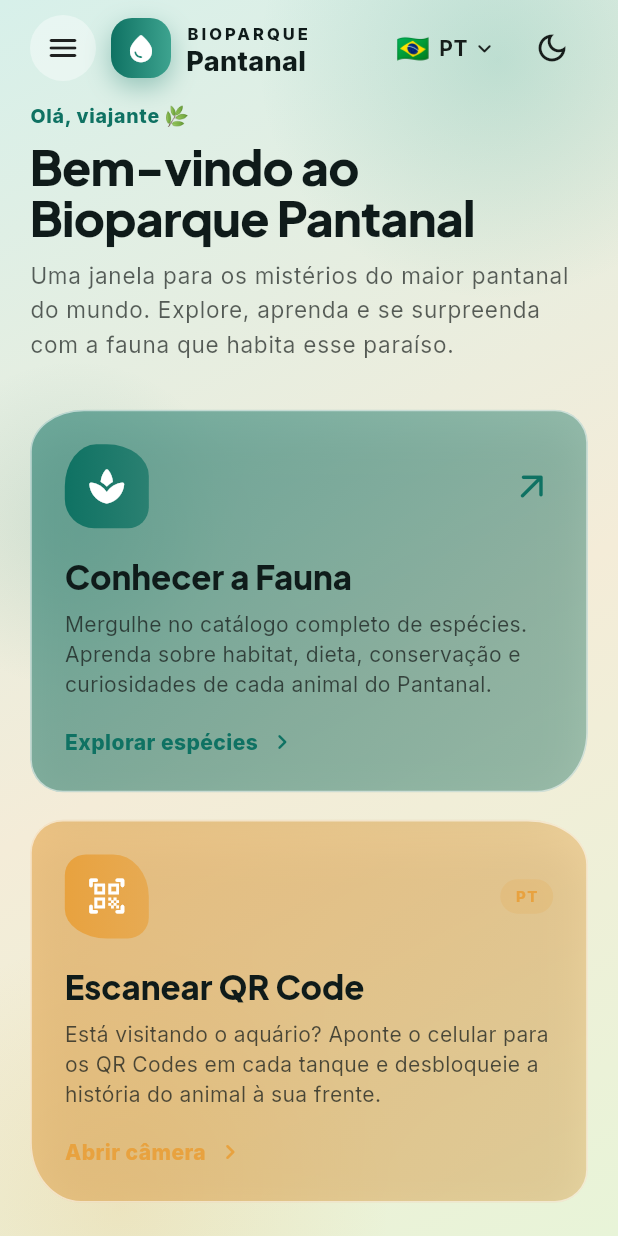
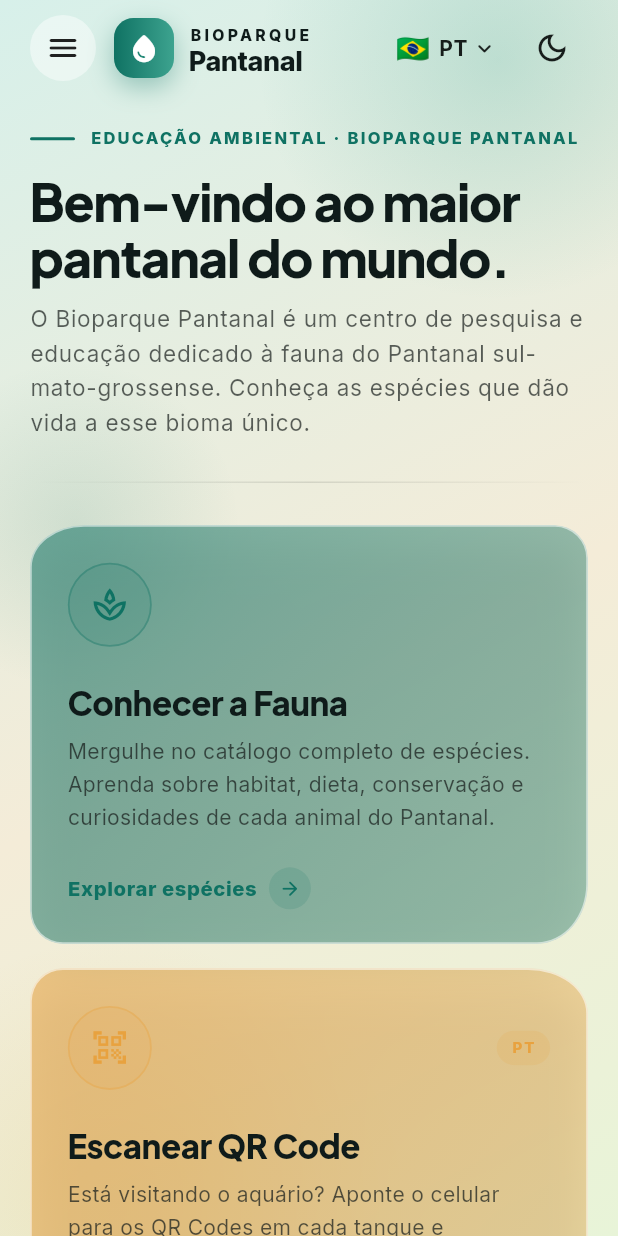
Before and after one commit to projetocientificofaunadobiopar-dev/aquariopantanal, a Flutter app: the screen it shows after launch, on a phone screen of 412 x 824 dp. Run offline on Flutter 3.47's test engine with Material 3 defaults, Android fonts, the phone set to English and light mode, and no system bars; our stand-ins replace cached_network_image, flutter_staggered_animations, go_router, google_fonts, image_picker, qr_flutter and 3 more; missing offline and left inert: crop_your_image, dart:js_interop, mobile_scanner; accounts and stored records are empty.

Commit message:
refine: tirar emojis + visual mais institucional + correcao cientifica
- Remove emoji da saudacao (leaf) e abas do form (bandeiras)
- Eyebrow institucional: 'EDUCACAO AMBIENTAL · BIOPARQUE PANTANAL'
- Titulo mais impactante: 'Bem-vindo ao maior pantanal do mundo'
- Subtitulo institucional mencionando MS e biodiversidade
- Cards refinados:
  * Icone outline em circulo (estilo luxury) ao inves de gradient solido
  * Tipografia headlineMedium 22px e bodyMedium 14px
  * CTA com seta dentro de circulo soft
  * Layout IntrinsicHeight pra alinhar altura quando lado a lado
- Hairline divider com gradiente fade nas pontas
- Espacamento mais respiravel (28-36px entre blocos)
- CORRECAO CIENTIFICA: Sucuri-verde (Eunectes murinus) substituida pela
  Sucuri-amarela (Eunectes notaeus) — especie efetivamente endemica do
  Pantanal. Texto enriquecido com info sobre nicho ecologico

```diff
--- a/lib/i18n/strings.dart
+++ b/lib/i18n/strings.dart
@@ -154,22 +154,22 @@ class Strings {
       );
   // ===== Home (boas-vindas) =====
   String get welcomeOver => _t(
-        pt: 'Olá, viajante 🌿',
-        en: 'Hello, traveler 🌿',
-        es: 'Hola, viajero 🌿',
+        pt: 'EDUCAÇÃO AMBIENTAL · BIOPARQUE PANTANAL',
+        en: 'ENVIRONMENTAL EDUCATION · PANTANAL BIOPARK',
+        es: 'EDUCACIÓN AMBIENTAL · BIOPARK PANTANAL',
       );
   String get welcomeTitle => _t(
-        pt: 'Bem-vindo ao\nBioparque Pantanal',
-        en: 'Welcome to\nPantanal Biopark',
-        es: 'Bienvenido al\nBiopark Pantanal',
+        pt: 'Bem-vindo ao maior pantanal do mundo.',
+        en: 'Welcome to the world\'s largest wetland.',
+        es: 'Bienvenido al humedal más grande del mundo.',
       );
   String get welcomeSubtitle => _t(
         pt:
-            'Uma janela para os mistérios do maior pantanal do mundo. Explore, aprenda e se surpreenda com a fauna que habita esse paraíso.',
+            'O Bioparque Pantanal é um centro de pesquisa e educação dedicado à fauna do Pantanal sul-mato-grossense. Conheça as espécies que dão vida a esse bioma único.',
         en:
-            'A window into the mysteries of the world\'s largest wetland. Explore, learn, and be amazed by the fauna that inhabits this paradise.',
+            'Pantanal Biopark is a research and education center dedicated to the fauna of the Pantanal in Mato Grosso do Sul. Discover the species that give life to this unique biome.',
         es:
-            'Una ventana a los misterios del humedal más grande del mundo. Explora, aprende y sorpréndete con la fauna que habita este paraíso.',
+            'Biopark Pantanal es un centro de investigación y educación dedicado a la fauna del Pantanal de Mato Grosso do Sul. Descubre las especies que dan vida a este bioma único.',
       );
   String get acConhecerTitle => _t(
         pt: 'Conhecer a Fauna',
--- a/lib/screens/admin/especie_form.dart
+++ b/lib/screens/admin/especie_form.dart
@@ -243,9 +243,9 @@ class _EspecieFormState extends State<EspecieForm>
           indicatorColor: scheme.primary,
           indicatorWeight: 3,
           tabs: [
-            _tabLabel('🇧🇷 Português', _ptOk()),
-            _tabLabel('🇺🇸 English', _enOk()),
-            _tabLabel('🇪🇸 Español', _esOk()),
+            _tabLabel('Português', _ptOk()),
+            _tabLabel('English', _enOk()),
+            _tabLabel('Español', _esOk()),
           ],
         ),
       ),
--- a/lib/screens/fauna_screen.dart
+++ b/lib/screens/fauna_screen.dart
@@ -17,20 +17,20 @@ import '../widgets/lang_switch.dart';
 const List<Map<String, dynamic>> _demoEspecies = [
   {
     'id': 'demo-1',
-    'slug': 'sucuri-verde',
-    'nome_popular_pt': 'Sucuri-verde',
-    'nome_popular_en': 'Green Anaconda',
-    'nome_popular_es': 'Anaconda verde',
-    'nome_cientifico': 'Eunectes murinus',
-    'bioma_origem_pt': 'Pantanal e Amazônia',
-    'bioma_origem_en': 'Pantanal and Amazon',
-    'bioma_origem_es': 'Pantanal y Amazonía',
+    'slug': 'sucuri-amarela',
+    'nome_popular_pt': 'Sucuri-amarela',
+    'nome_popular_en': 'Yellow Anaconda',
+    'nome_popular_es': 'Anaconda amarilla',
+    'nome_cientifico': 'Eunectes notaeus',
+    'bioma_origem_pt': 'Pantanal e bacia do Paraguai',
+    'bioma_origem_en': 'Pantanal and Paraguay basin',
+    'bioma_origem_es': 'Pantanal y cuenca del Paraguay',
     'nicho_ecologico_pt':
-        'Predadora de topo em ambientes alagados, controla populações de capivaras e jacarés jovens.',
+        'Serpente constritora semi-aquática endêmica do Pantanal. Predadora de peixes, aves aquáticas, jacarés jovens e pequenos mamíferos. Mantém o equilíbrio populacional das presas e é indicadora da saúde do ecossistema alagado.',
     'nicho_ecologico_en':
-        'Apex predator in flooded environments, controls capybara and young caiman populations.',
+        'Semi-aquatic constrictor snake endemic to the Pantanal. Preys on fish, aquatic birds, young caimans and small mammals. Controls prey populations and indicates the health of the flooded ecosystem.',
     'nicho_ecologico_es':
-        'Depredador tope en ambientes inundados, controla poblaciones de capibaras y caimanes jóvenes.',
+        'Serpiente constrictora semiacuática endémica del Pantanal. Depreda peces, aves acuáticas, caimanes jóvenes y pequeños mamíferos. Controla las poblaciones de presas e indica la salud del ecosistema inundado.',
     'imagem_url':
         'https://images.unsplash.com/photo-1583499871880-de841d1ace2a?w=800',
     'classe': 'reptil',
--- a/lib/screens/home_screen.dart
+++ b/lib/screens/home_screen.dart
@@ -25,36 +25,40 @@ class HomeScreen extends StatelessWidget {
         child: SafeArea(
           child: LayoutBuilder(
             builder: (ctx, c) {
-              final wide = c.maxWidth >= 800;
+              final wide = c.maxWidth >= 820;
+              final h = c.maxWidth >= 600 ? 28.0 : 20.0;
               return SingleChildScrollView(
-                padding: const EdgeInsets.fromLTRB(20, 8, 20, 32),
+                padding: EdgeInsets.fromLTRB(h, 8, h, 40),
                 child: Column(
                   crossAxisAlignment: CrossAxisAlignment.start,
                   children: [
-                    _TopBar(),
-                    const SizedBox(height: 12),
+                    const _TopBar(),
+                    const SizedBox(height: 28),
                     _WelcomeHeader(s: s),
-                    const SizedBox(height: 24),
+                    const SizedBox(height: 28),
+                    const _Hairline(),
+                    const SizedBox(height: 28),
                     const PwaInstallBanner(),
-                    const SizedBox(height: 8),
                     if (wide)
-                      Row(
-                        crossAxisAlignment: CrossAxisAlignment.start,
+                      IntrinsicHeight(
+                        child: Row(
+                          crossAxisAlignment: CrossAxisAlignment.stretch,
                           children: [
                             Expanded(child: _ConhecerFaunaCard(s: s)),
-                          const SizedBox(width: 18),
+                            const SizedBox(width: 20),
                             Expanded(child: _ScanCard(s: s)),
                           ],
+                        ),
                       )
                     else
                       Column(
                         children: [
                           _ConhecerFaunaCard(s: s),
-                          const SizedBox(height: 18),
+                          const SizedBox(height: 16),
                           _ScanCard(s: s),
                         ],
                       ),
-                    const SizedBox(height: 28),
+                    const SizedBox(height: 36),
                     _FooterHint(s: s),
                   ],
                 ),
@@ -68,13 +72,15 @@ class HomeScreen extends StatelessWidget {
 }
 
 class _TopBar extends StatelessWidget {
+  const _TopBar();
+
   @override
   Widget build(BuildContext context) {
     return Row(
       children: [
         Builder(
           builder: (ctx) => Material(
-            color: Colors.white.withOpacity(0.4),
+            color: Colors.white.withOpacity(0.45),
             shape: const CircleBorder(),
             clipBehavior: Clip.antiAlias,
             child: InkWell(
@@ -87,7 +93,7 @@ class _TopBar extends StatelessWidget {
             ),
           ),
         ),
-        const SizedBox(width: 10),
+        const SizedBox(width: 12),
         Container(
           width: 40,
           height: 40,
@@ -95,7 +101,7 @@ class _TopBar extends StatelessWidget {
             gradient: const LinearGradient(
               colors: [AppColors.primary, AppColors.primaryLight],
             ),
-            borderRadius: BorderRadius.circular(14),
+            borderRadius: BorderRadius.circular(13),
             boxShadow: [
               BoxShadow(
                 color: AppColors.primary.withOpacity(0.35),
@@ -115,15 +121,19 @@ class _TopBar extends StatelessWidget {
               Text(
                 'BIOPARQUE',
                 style: TextStyle(
-                  fontSize: 11,
+                  fontSize: 10.5,
                   fontWeight: FontWeight.w800,
-                  letterSpacing: 2,
+                  letterSpacing: 2.2,
                 ),
               ),
               Text(
                 'Pantanal',
                 style: TextStyle(
-                    fontSize: 18, fontWeight: FontWeight.w800, height: 1),
+                  fontSize: 18,
+                  fontWeight: FontWeight.w800,
+                  height: 1,
+                  letterSpacing: -0.3,
+                ),
               ),
             ],
           ),
@@ -145,31 +155,209 @@ class _WelcomeHeader extends StatelessWidget {
     return Column(
       crossAxisAlignment: CrossAxisAlignment.start,
       children: [
-        Text(
+        Row(
+          children: [
+            Container(
+              width: 30,
+              height: 2,
+              decoration: BoxDecoration(
+                color: scheme.primary,
+                borderRadius: BorderRadius.circular(2),
+              ),
+            ),
+            const SizedBox(width: 10),
+            Expanded(
+              child: Text(
                 s.welcomeOver,
                 style: TextStyle(
                   color: scheme.primary,
                   fontWeight: FontWeight.w800,
-            fontSize: 13,
-            letterSpacing: 0.5,
+                  fontSize: 11,
+                  letterSpacing: 1.5,
                 ),
               ),
-        const SizedBox(height: 6),
+            ),
+          ],
+        ),
+        const SizedBox(height: 14),
         Text(
           s.welcomeTitle,
           style: Theme.of(context).textTheme.displayMedium?.copyWith(
-                height: 1.05,
+                fontSize: 34,
+                height: 1.1,
+                letterSpacing: -0.8,
+              ),
+        ),
+        const SizedBox(height: 12),
+        Text(
+          s.welcomeSubtitle,
+          style: Theme.of(context).textTheme.bodyLarge?.copyWith(
+                color: scheme.onSurface.withOpacity(0.7),
+                height: 1.55,
+                fontSize: 15,
+              ),
+        ),
+      ],
+    );
+  }
+}
+
+class _Hairline extends StatelessWidget {
+  const _Hairline();
+
+  @override
+  Widget build(BuildContext context) {
+    final color =
+        Theme.of(context).colorScheme.onSurface.withOpacity(0.12);
+    return Row(
+      children: [
+        Expanded(
+          child: Container(
+            height: 1,
+            decoration: BoxDecoration(
+              gradient: LinearGradient(
+                colors: [color.withOpacity(0), color, color.withOpacity(0)],
+              ),
+            ),
+          ),
+        ),
+      ],
+    );
+  }
+}
+
+/// Card de ação base: ícone refinado em círculo outline + título + microcopy + CTA.
+class _ActionCard extends StatelessWidget {
+  final IconData icon;
+  final Color accent;
+  final String title;
+  final String description;
+  final String cta;
+  final int radiusVariant;
+  final VoidCallback onTap;
+  final String? badge;
+
+  const _ActionCard({
+    required this.icon,
+    required this.accent,
+    required this.title,
+    required this.description,
+    required this.cta,
+    required this.radiusVariant,
+    required this.onTap,
+    this.badge,
+  });
+
+  @override
+  Widget build(BuildContext context) {
+    return LiquidGlassCard(
+      onTap: onTap,
+      radiusVariant: radiusVariant,
+      padding: const EdgeInsets.fromLTRB(24, 24, 24, 22),
+      tint: accent,
+      child: Column(
+        crossAxisAlignment: CrossAxisAlignment.start,
+        mainAxisSize: MainAxisSize.min,
+        children: [
+          Row(
+            children: [
+              _RefinedIcon(icon: icon, color: accent),
+              const Spacer(),
+              if (badge != null)
+                Container(
+                  padding: const EdgeInsets.symmetric(
+                      horizontal: 10, vertical: 4),
+                  decoration: BoxDecoration(
+                    color: accent.withOpacity(0.15),
+                    borderRadius: BorderRadius.circular(999),
+                  ),
+                  child: Text(
+                    badge!,
+                    style: TextStyle(
+                      color: accent,
+                      fontWeight: FontWeight.w800,
+                      fontSize: 10,
+                      letterSpacing: 1.2,
+                    ),
+                  ),
+                ),
+            ],
+          ),
+          const SizedBox(height: 24),
+          Text(
+            title,
+            style: Theme.of(context).textTheme.headlineMedium?.copyWith(
+                  fontWeight: FontWeight.w800,
+                  fontSize: 22,
+                  height: 1.15,
+                  letterSpacing: -0.3,
                 ),
           ),
           const SizedBox(height: 10),
           Text(
-          s.welcomeSubtitle,
-          style: Theme.of(context).textTheme.bodyLarge?.copyWith(
-                color: scheme.onSurface.withOpacity(0.7),
-                height: 1.5,
+            description,
+            style: Theme.of(context).textTheme.bodyMedium?.copyWith(
+                  height: 1.55,
+                  fontSize: 14,
+                  color: Theme.of(context)
+                      .colorScheme
+                      .onSurface
+                      .withOpacity(0.72),
+                ),
+          ),
+          const Spacer(),
+          const SizedBox(height: 22),
+          Row(
+            children: [
+              Text(
+                cta,
+                style: TextStyle(
+                  color: accent,
+                  fontWeight: FontWeight.w800,
+                  fontSize: 13.5,
+                  letterSpacing: 0.4,
+                ),
+              ),
+              const SizedBox(width: 8),
+              Container(
+                width: 28,
+                height: 28,
+                alignment: Alignment.center,
+                decoration: BoxDecoration(
+                  color: accent.withOpacity(0.14),
+                  shape: BoxShape.circle,
+                ),
+                child: Icon(
+                  Icons.arrow_forward_rounded,
+                  color: accent,
+                  size: 15,
                 ),
               ),
             ],
+          ),
+        ],
+      ),
+    );
+  }
+}
+
+/// Ícone refinado: círculo outline com ícone vazado dentro (mais "luxury").
+class _RefinedIcon extends StatelessWidget {
+  final IconData icon;
+  final Color color;
+  const _RefinedIcon({required this.icon, required this.color});
+
+  @override
+  Widget build(BuildContext context) {
+    return Container(
+      width: 56,
+      height: 56,
+      decoration: BoxDecoration(
+        color: color.withOpacity(0.10),
+        shape: BoxShape.circle,
+        border: Border.all(color: color.withOpacity(0.35), width: 1.2),
+      ),
+      child: Icon(icon, color: color, size: 26),
     );
   }
 }
@@ -181,76 +369,14 @@ class _ConhecerFaunaCard extends StatelessWidget {
   @override
   Widget build(BuildContext context) {
     final scheme = Theme.of(context).colorScheme;
-    return LiquidGlassCard(
+    return _ActionCard(
+      icon: Icons.spa_outlined,
+      accent: scheme.primary,
+      title: s.acConhecerTitle,
+      description: s.acConhecerSub,
+      cta: s.acConhecerCTA,
+      radiusVariant: 0,
       onTap: () => context.push('/fauna'),
-      radiusVariant: 0,
-      padding: const EdgeInsets.all(22),
-      tint: scheme.primary,
-      child: Column(
-        crossAxisAlignment: CrossAxisAlignment.start,
-        children: [
-          Row(
-            children: [
-              Container(
-                width: 56,
-                height: 56,
-                decoration: BoxDecoration(
-                  gradient: LinearGradient(
-                    colors: [
-                      scheme.primary,
-                      scheme.primary.withOpacity(0.7),
-                    ],
-                  ),
-                  borderRadius: LiquidGlass.organic(variant: 2, scale: 0.7),
-                ),
-                child: const Icon(
-                  Icons.spa_rounded,
-                  color: Colors.white,
-                  size: 28,
-                ),
-              ),
-              const Spacer(),
-              Icon(Icons.arrow_outward_rounded,
-                  color: scheme.primary, size: 28),
-            ],
-          ),
-          const SizedBox(height: 18),
-          Text(
-            s.acConhecerTitle,
-            style: Theme.of(context).textTheme.headlineMedium?.copyWith(
-                  fontWeight: FontWeight.w800,
-                ),
-          ),
-          const SizedBox(height: 8),
-          Text(
-            s.acConhecerSub,
-            style: Theme.of(context).textTheme.bodyMedium?.copyWith(
-                  height: 1.45,
-                  color: Theme.of(context)
-                      .colorScheme
-                      .onSurface
-                      .withOpacity(0.75),
-                ),
-          ),
-          const SizedBox(height: 18),
-          Row(
-            children: [
-              Text(
-                s.acConhecerCTA,
-                style: TextStyle(
-                  color: scheme.primary,
-                  fontWeight: FontWeight.w800,
-                  fontSize: 14,
-                  letterSpacing: 0.3,
-                ),
-              ),
-              const SizedBox(width: 6),
-              Icon(Icons.chevron_right_rounded,
-                  color: scheme.primary, size: 20),
-            ],
-          ),
-        ],
-      ),
     );
   }
 }
@@ -262,94 +388,15 @@ class _ScanCard extends StatelessWidget {
   @override
   Widget build(BuildContext context) {
     final scheme = Theme.of(context).colorScheme;
-    return LiquidGlassCard(
+    return _ActionCard(
+      icon: Icons.qr_code_scanner_outlined,
+      accent: scheme.secondary,
+      title: s.acScanTitle,
+      description: s.acScanSub,
+      cta: s.acScanCTA,
+      radiusVariant: 1,
       onTap: () => context.push('/scan'),
-      radiusVariant: 1,
-      padding: const EdgeInsets.all(22),
-      tint: scheme.secondary,
-      child: Column(
-        crossAxisAlignment: CrossAxisAlignment.start,
-        children: [
-          Row(
-            children: [
-              Container(
-                width: 56,
-                height: 56,
-                decoration: BoxDecoration(
-                  gradient: LinearGradient(
-                    colors: [
-                      scheme.secondary,
-                      scheme.secondary.withOpacity(0.7),
-                    ],
-                  ),
-                  borderRadius: LiquidGlass.organic(variant: 3, scale: 0.7),
-                ),
-                child: const Icon(
-                  Icons.qr_code_scanner_rounded,
-                  color: Colors.white,
-                  size: 28,
-                ),
-              ),
-              const Spacer(),
-              Container(
-                padding:
-                    const EdgeInsets.symmetric(horizontal: 10, vertical: 4),
-                decoration: BoxDecoration(
-                  color: scheme.secondary.withOpacity(0.18),
-                  borderRadius: BorderRadius.circular(999),
-                ),
-                child: Text(
-                  Strings(context.watch<LocaleProvider>().locale)
-                      .loc
-                      .code
-                      .toUpperCase(),
-                  style: TextStyle(
-                    color: scheme.secondary,
-                    fontWeight: FontWeight.w800,
-                    fontSize: 10,
-                    letterSpacing: 1,
-                  ),
-                ),
-              ),
-            ],
-          ),
-          const SizedBox(height: 18),
-          Text(
-            s.acScanTitle,
-            style: Theme.of(context).textTheme.headlineMedium?.copyWith(
-                  fontWeight: FontWeight.w800,
-                ),
-          ),
-          const SizedBox(height: 8),
-          Text(
-            s.acScanSub,
-            style: Theme.of(context).textTheme.bodyMedium?.copyWith(
-                  height: 1.45,
-                  color: Theme.of(context)
-                      .colorScheme
-                      .onSurface
-                      .withOpacity(0.75),
-                ),
-          ),
-          const SizedBox(height: 18),
-          Row(
-            children: [
-              Text(
-                s.acScanCTA,
-                style: TextStyle(
-                  color: scheme.secondary,
-                  fontWeight: FontWeight.w800,
-                  fontSize: 14,
-                  letterSpacing: 0.3,
-                ),
-              ),
-              const SizedBox(width: 6),
-              Icon(Icons.chevron_right_rounded,
-                  color: scheme.secondary, size: 20),
-            ],
-          ),
-        ],
-      ),
+      badge: s.loc.code.toUpperCase(),
     );
   }
 }
@@ -363,15 +410,23 @@ class _FooterHint extends StatelessWidget {
     return Center(
       child: Padding(
         padding: const EdgeInsets.symmetric(horizontal: 24),
-        child: Text(
+        child: Column(
+          children: [
+            const _Hairline(),
+            const SizedBox(height: 14),
+            Text(
               s.subtituloFauna,
               textAlign: TextAlign.center,
               style: TextStyle(
-            fontStyle: FontStyle.italic,
-            fontSize: 13,
-            color:
-                Theme.of(context).colorScheme.onSurface.withOpacity(0.55),
+                fontSize: 12.5,
+                letterSpacing: 0.3,
+                color: Theme.of(context)
+                    .colorScheme
+                    .onSurface
+                    .withOpacity(0.55),
               ),
+            ),
+          ],
         ),
       ),
     );
```
Lines whose indentation alone changed are shown as unchanged.
